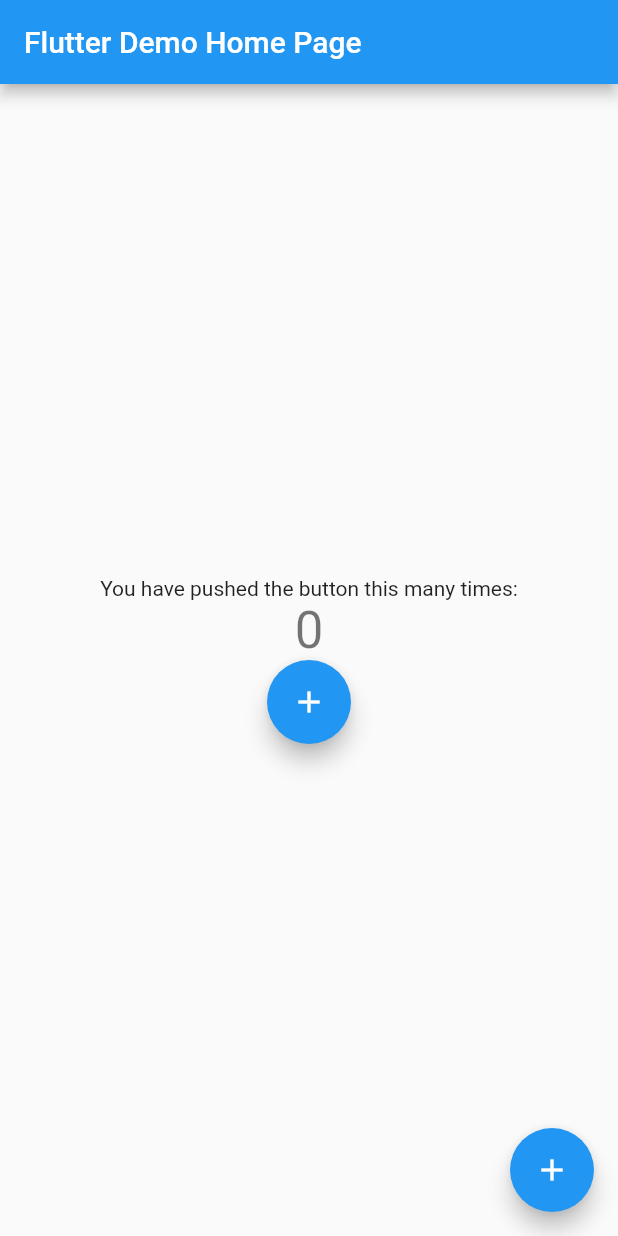
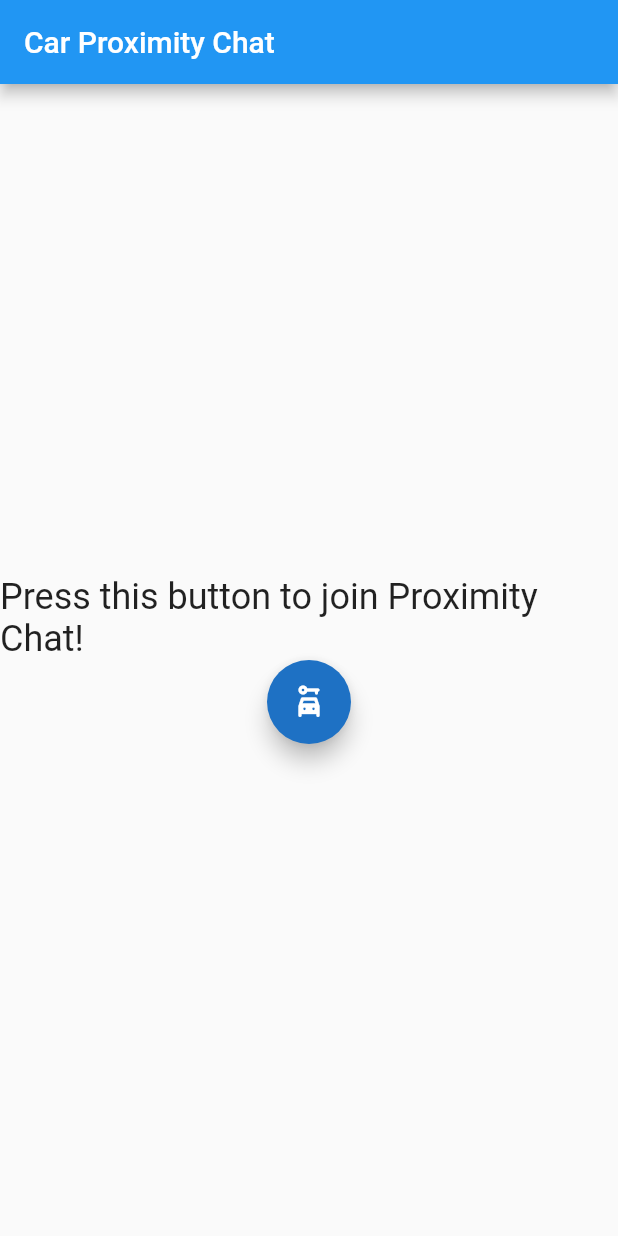
Before and after one commit to kshitijgrao/car-proximity-chat, a Flutter app: the screen it shows after launch, on a phone screen of 412 x 824 dp. Run offline on Flutter 3.47's test engine with Material 2 defaults, Android fonts, the phone set to English and light mode, and no system bars.

Commit message:
Figured out the Base UI.

```diff
--- a/car_proximity_chat/lib/main.dart
+++ b/car_proximity_chat/lib/main.dart
@@ -11,7 +11,7 @@
   @override
   Widget build(BuildContext context) {
     return MaterialApp(
-      title: 'Flutter Demo',
+      title: 'Base UI Demo',
       theme: ThemeData(
         // This is the theme of your application.
         //
@@ -24,7 +24,7 @@
         // is not restarted.
         primarySwatch: Colors.blue,
       ),
-      home: const MyHomePage(title: 'Flutter Demo Home Page'),
+      home: const MyHomePage(title: 'Car Proximity Chat'),
     );
   }
 }
@@ -65,7 +65,27 @@
   void _incrementCounter2() {
     setState(() {
       _counter2++;
-      print(_counter2);
+      //print(_counter2);
+    });
+  }
+
+  String s = 'Press this button to join Proximity Chat!';
+  Color c = const Color.fromARGB(255, 30, 113, 196);
+  Icon i = const Icon(Icons.car_rental_rounded);
+
+  void _setButtonState() {
+    setState(() {
+      _incrementCounter2();
+      if (_counter2 % 2 == 0) {
+        s = ('Press this button to join Proximity Chat!');
+        c = const Color.fromARGB(255, 30, 113, 196);
+        i = const Icon(Icons.car_repair);
+      } else {
+        s = ('You are successfully connected to Proximity Chat.');
+        c = const Color.fromARGB(255, 245, 101, 34);
+        i = const Icon(Icons.phone);
+      }
+      print(s);
     });
   }
 
@@ -103,26 +123,33 @@
           // horizontal).
           mainAxisAlignment: MainAxisAlignment.center,
           children: <Widget>[
-            const Text(
-              'You have pushed the button this many times:',
+            Text(
+              // if (_counter2 % 2 == 0) {
+              //   'Press the Button to Join Proximity Chat!'
+              // } else {
+              //   'You are connected to Proximity Chat.'
+              // }
+              s,
+              style: Theme.of(context).textTheme.headlineSmall,
             ),
-            Text(
-              '$_counter',
-              style: Theme.of(context).textTheme.headlineMedium,
-            ),
+            // Text(
+            //   '$_counter',
+            //   style: Theme.of(context).textTheme.headlineMedium,
+            // ),
             FloatingActionButton(
-              onPressed: _incrementCounter2,
-              tooltip: 'Increment',
-              child: const Icon(Icons.add),
+              onPressed: _setButtonState,
+              tooltip: 'Join Chat!',
+              backgroundColor: c,
+              child: i,
             )
           ],
         ),
       ),
-      floatingActionButton: FloatingActionButton(
-        onPressed: _incrementCounter,
-        tooltip: 'Increment',
-        child: const Icon(Icons.add),
-      ),
+      // floatingActionButton: FloatingActionButton(
+      //   onPressed: _incrementCounter,
+      //   tooltip: 'Increment',
+      //   child: const Icon(Icons.add),
+      // ),
       // This trailing comma makes auto-formatting nicer for build methods.
     );
   }
```
Also changed, not shown: 1 other file.
